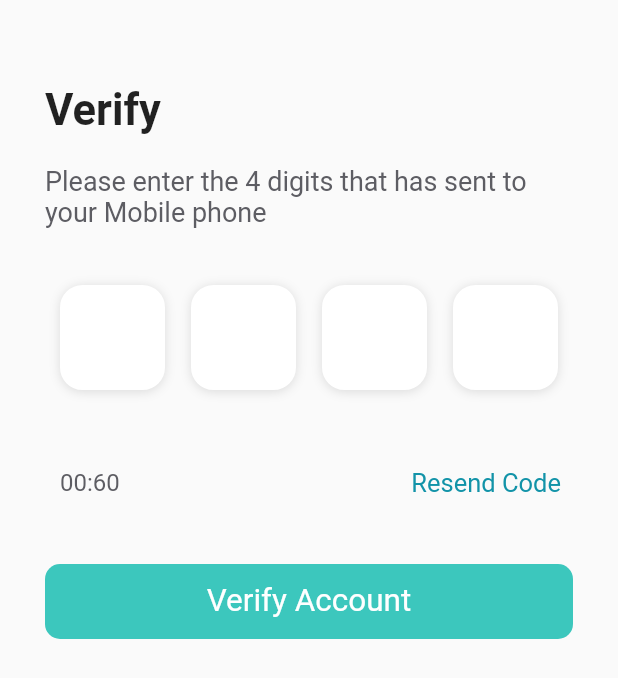
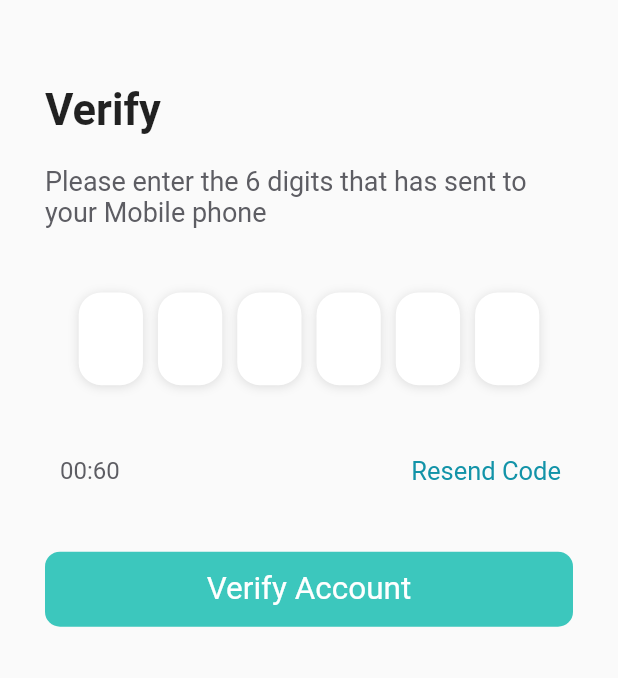
Before and after one commit to 1AhmedYasser/prive, a Flutter app: the screen it shows after launch, after a tap on "Start Messaging", after a tap on "Next", on a phone screen of 412 x 824 dp. Shown: the top 678 px of the screen. Run offline on Flutter 3.47's test engine with Material 2 defaults, Android fonts, the phone set to English and light mode, and no system bars; drawn by our look-alikes of pin_code_fields; our stand-ins replace adaptive_dialog, auto_size_text, bot_toast, cached_network_image, connectivity_plus, convex_bottom_bar and 11 more; accounts and stored records are empty; network calls fail; Roboto replaces fonts that are missing (SFPro).

```diff
--- a/lib/Screens/Auth/login_screen.dart
+++ b/lib/Screens/Auth/login_screen.dart
@@ -44,7 +44,7 @@ class _LoginScreenState extends State<LoginScreen> {
                 height: 15,
               ),
               const Text(
-                'Please confirm your country code and enter your \n phone number',
+                'Please confirm your country code and enter your phone number',
                 style: TextStyle(
                   fontSize: 17,
                   color: Color(0xff5d5d63),
--- a/lib/Screens/Auth/verify_screen.dart
+++ b/lib/Screens/Auth/verify_screen.dart
@@ -64,7 +64,7 @@ class _VerifyAccountScreenState extends State<VerifyAccountScreen> {
               ),
               const SizedBox(height: 20),
               Text(
-                "Please enter the 4 digits that has sent to your Mobile phone ${widget.phoneNumber}",
+                "Please enter the 6 digits that has sent to your Mobile phone ${widget.phoneNumber}",
                 style: const TextStyle(
                   color: Color(0xff5d5d63),
                   fontSize: 18,
@@ -76,16 +76,17 @@ class _VerifyAccountScreenState extends State<VerifyAccountScreen> {
                 key: _formKey,
                 child: Padding(
                   padding:
-                      const EdgeInsets.symmetric(vertical: 8.0, horizontal: 10),
+                      const EdgeInsets.symmetric(vertical: 8.0, horizontal: 0),
                   child: PinCodeTextField(
                     appContext: context,
                     pastedTextStyle: TextStyle(
                       color: Colors.grey.shade600,
                       fontWeight: FontWeight.bold,
                     ),
-                    length: 4,
+                    length: 6,
                     blinkWhenObscuring: true,
                     animationType: AnimationType.fade,
+                    mainAxisAlignment: MainAxisAlignment.center,
                     pinTheme: PinTheme(
                         selectedColor: Theme.of(context).primaryColor,
                         selectedFillColor: Colors.white,
@@ -94,10 +95,10 @@ class _VerifyAccountScreenState extends State<VerifyAccountScreen> {
                         activeColor: Theme.of(context).primaryColor,
                         shape: PinCodeFieldShape.box,
                         borderRadius: BorderRadius.circular(15),
-                      fieldHeight: 70,
-                      fieldWidth: 70,
+                        fieldHeight: MediaQuery.of(context).size.height * 0.075,
+                        fieldWidth: MediaQuery.of(context).size.width * 0.104,
                         activeFillColor: Colors.white,
-                    ),
+                        fieldOuterPadding: const EdgeInsets.all(5)),
                     cursorColor: Colors.black,
                     animationDuration: const Duration(milliseconds: 300),
                     enableActiveFill: true,
--- a/lib/Screens/Main/navigator_screen.dart
+++ b/lib/Screens/Main/navigator_screen.dart
@@ -1,3 +1,4 @@
+import 'package:auto_size_text/auto_size_text.dart';
 import 'package:convex_bottom_bar/convex_bottom_bar.dart';
 import 'package:flutter/material.dart';
 import 'package:prive/Extras/resources.dart';
@@ -155,12 +156,15 @@ class _ChipBuilder extends ChipBuilder {
                         : const Color(0xff7a8fa6),
                   ),
                 ),
-                Text(
-                  getTitles(index),
-                  style: TextStyle(
-                    color: active
-                        ? Theme.of(context).primaryColor
-                        : const Color(0xff7a8fa6),
+                Expanded(
+                  child: AutoSizeText(
+                    getTitles(index),
+                    maxLines: 1,
+                    style: TextStyle(
+                      color: active
+                          ? Theme.of(context).primaryColor
+                          : const Color(0xff7a8fa6),
+                    ),
                   ),
                 )
               ],
```
Also changed, not shown: 1 other file. Lines whose indentation alone changed are shown as unchanged.
